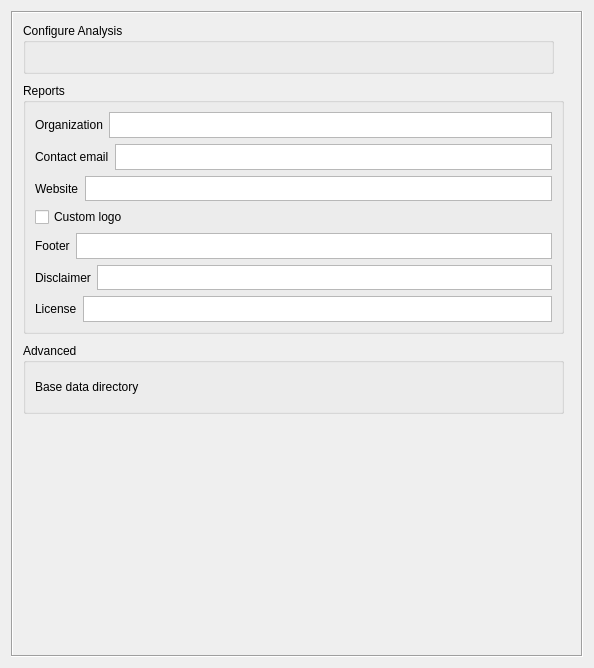
Old version of the form src/cplus_plugin/ui/qgis_settings.ui in the repository ConservationInternational/cplus-plugin.
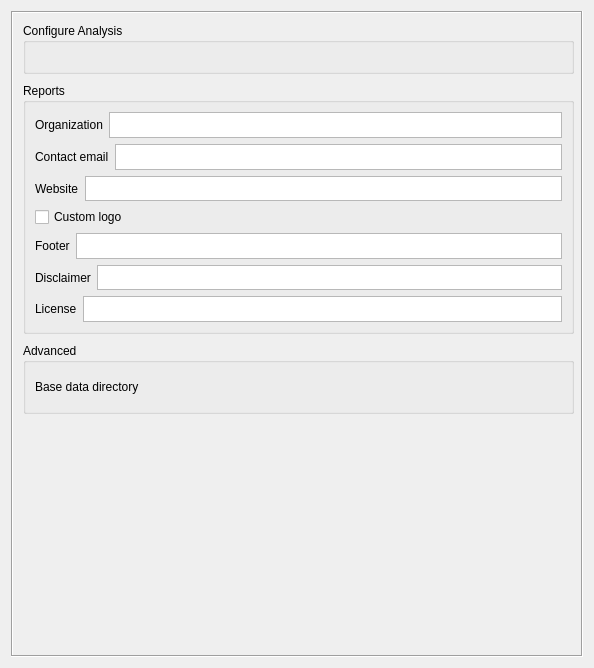
New version of the form. Custom widgets are drawn as their Qt base class.

Commit message: Resizing groups

```diff
--- a/src/cplus_plugin/ui/qgis_settings.ui
+++ b/src/cplus_plugin/ui/qgis_settings.ui
@@ -45,7 +45,7 @@
         <rect>
          <x>10</x>
          <y>330</y>
-         <width>541</width>
+         <width>551</width>
          <height>71</height>
         </rect>
        </property>
@@ -81,7 +81,7 @@
         <rect>
          <x>10</x>
          <y>70</y>
-         <width>541</width>
+         <width>551</width>
          <height>251</height>
         </rect>
        </property>
@@ -198,7 +198,7 @@
         <rect>
          <x>10</x>
          <y>10</y>
-         <width>531</width>
+         <width>551</width>
          <height>51</height>
         </rect>
        </property>
```
